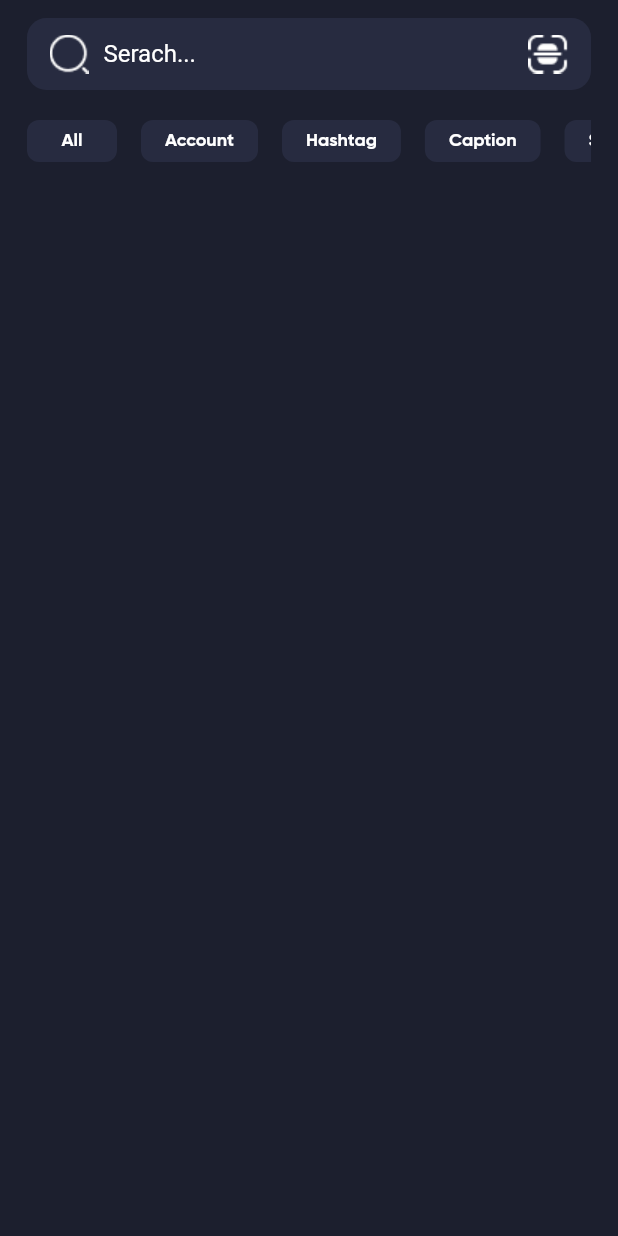
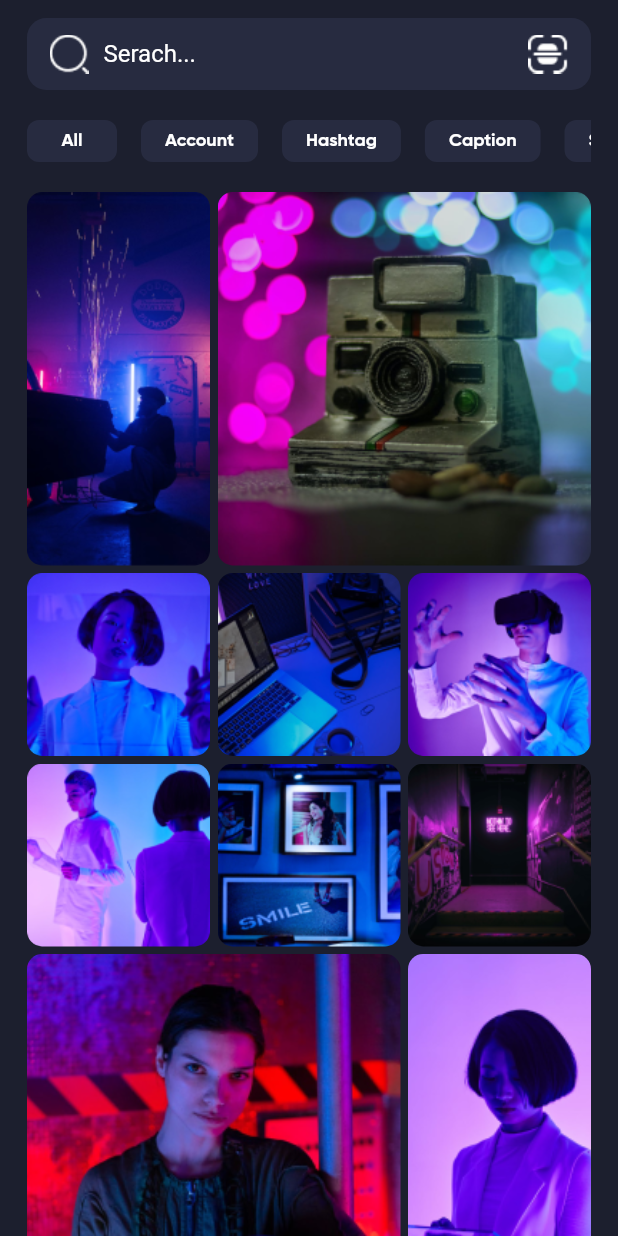
Before and after one commit to Ali-M24/instagram_clone_flutter, a Flutter app: the SearchScreen screen opened directly, on a phone screen of 412 x 824 dp. Run offline on Flutter 3.47's test engine with Material 2 defaults, Android fonts, the phone set to English and light mode, and no system bars.

Commit message:
create add content screen and done search screen

```diff
--- a/lib/constant/Theme.dart
+++ b/lib/constant/Theme.dart
@@ -10,6 +10,12 @@ ThemeData AppTheme() {
 
 TextTheme getTextTheme() {
   return TextTheme(
+    headlineSmall: TextStyle(
+      fontFamily: 'GB',
+      fontSize: 12.0,
+      fontWeight: FontWeight.w700,
+      color: whiteColor,
+    ),
     headlineMedium: TextStyle(
       fontFamily: 'GB',
       fontSize: 16.0,
--- a/lib/screens/search_screen.dart
+++ b/lib/screens/search_screen.dart
@@ -1,4 +1,5 @@
 import 'package:flutter/material.dart';
+import 'package:flutter_staggered_grid_view/flutter_staggered_grid_view.dart';
 import 'package:instgram_clone/constant/Colors.dart';
 
 class SearchScreen extends StatefulWidget {
@@ -23,7 +24,13 @@ class _SearchScreenState extends State<SearchScreen> {
     return Scaffold(
       backgroundColor: primaryColor,
       body: SafeArea(
-        child: Padding(
+        child: _getPageContent(),
+      ),
+    );
+  }
+
+  Padding _getPageContent() {
+    return Padding(
       padding: EdgeInsets.only(left: 18, right: 18, top: 12),
       child: CustomScrollView(
         slivers: [
@@ -39,8 +46,8 @@ class _SearchScreenState extends State<SearchScreen> {
                 child: Row(
                   children: [
                     Image(
-                          image: AssetImage(
-                              'assets/icons/icon_serach_shareBox.png'),
+                      image:
+                          AssetImage('assets/icons/icon_serach_shareBox.png'),
                     ),
                     SizedBox(width: 10),
                     Expanded(
@@ -60,7 +67,8 @@ class _SearchScreenState extends State<SearchScreen> {
             ),
           ),
           SliverToBoxAdapter(
-                child: SizedBox(
+            child: Container(
+              margin: EdgeInsets.only(bottom: 20),
               height: 28,
               width: double.infinity,
               child: ListView.builder(
@@ -73,10 +81,8 @@ class _SearchScreenState extends State<SearchScreen> {
                       style: ButtonStyle(
                           backgroundColor:
                               MaterialStateProperty.all(lightPrimaryColor),
-                              minimumSize:
-                                  MaterialStateProperty.all(Size(60, 28)),
-                              maximumSize:
-                                  MaterialStateProperty.all(Size(100, 28)),
+                          minimumSize: MaterialStateProperty.all(Size(60, 28)),
+                          maximumSize: MaterialStateProperty.all(Size(100, 28)),
                           shape: MaterialStateProperty.all(
                             RoundedRectangleBorder(
                               borderRadius: BorderRadius.circular(8),
@@ -93,9 +99,41 @@ class _SearchScreenState extends State<SearchScreen> {
               ),
             ),
           ),
+          SliverGrid(
+            delegate: SliverChildBuilderDelegate(
+              (context, index) {
+                var indexImage = index + 1;
+                return Container(
+                  decoration: BoxDecoration(
+                    borderRadius: BorderRadius.circular(10),
+                  ),
+                  child: ClipRRect(
+                    borderRadius: BorderRadius.circular(10),
+                    child: FittedBox(
+                      fit: BoxFit.cover,
+                      child: Image.asset(
+                          'assets/images/explores/item$indexImage.png'),
+                    ),
+                  ),
+                );
+              },
+              childCount: 10,
+            ),
+            gridDelegate: SliverQuiltedGridDelegate(
+              crossAxisCount: 3,
+              crossAxisSpacing: 5,
+              mainAxisSpacing: 5,
+              repeatPattern: QuiltedGridRepeatPattern.inverted,
+              pattern: [
+                QuiltedGridTile(2, 1),
+                QuiltedGridTile(2, 2),
+                QuiltedGridTile(1, 1),
+                QuiltedGridTile(1, 1),
+                QuiltedGridTile(1, 1),
               ],
             ),
           ),
+        ],
       ),
     );
   }
--- a/pubspec.yaml
+++ b/pubspec.yaml
@@ -34,6 +34,7 @@ dependencies:
   # The following adds the Cupertino Icons font to your application.
   # Use with the CupertinoIcons class for iOS style icons.
   cupertino_icons: ^1.0.2
+  flutter_staggered_grid_view: ^0.7.0
 
 dev_dependencies:
   flutter_test:
@@ -59,6 +60,7 @@ flutter:
   assets:
     - assets/images/
     - assets/images/stories/
+    - assets/images/explores/
     - assets/icons/
   #   - images/a_dot_ham.jpeg
 
```
Also changed, not shown: lib/main.dart (+4 -3 lines), lib/screens/add_screen.dart (added, +161 -0 lines), assets/icons/icon_add_next.png (added), assets/icons/icon_arrow_down_ios.png (added), assets/images/explores/item1.png (added), assets/images/explores/item10.png (added), assets/images/explores/item2.png (added), assets/images/explores/item3.png (added), assets/images/explores/item4.png (added), assets/images/explores/item5.png (added), assets/images/explores/item6.png (added), assets/images/explores/item7.png (added), assets/images/explores/item8.png (added), assets/images/explores/item9.png (added), 1 more files. Lines whose indentation alone changed are shown as unchanged.
